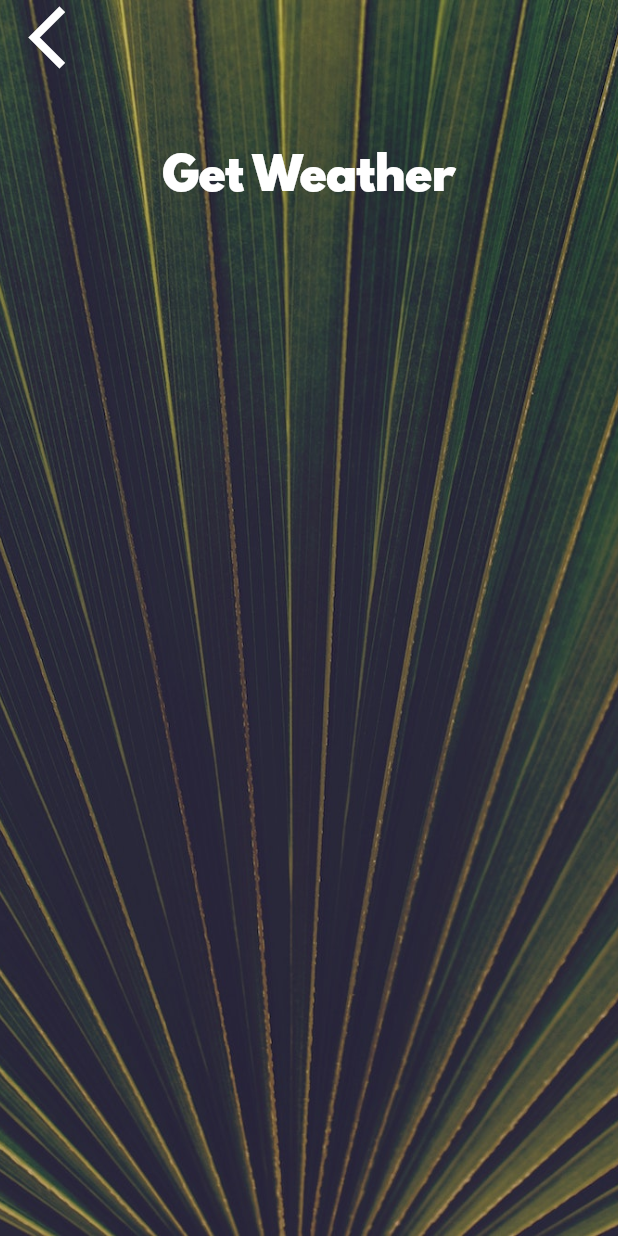
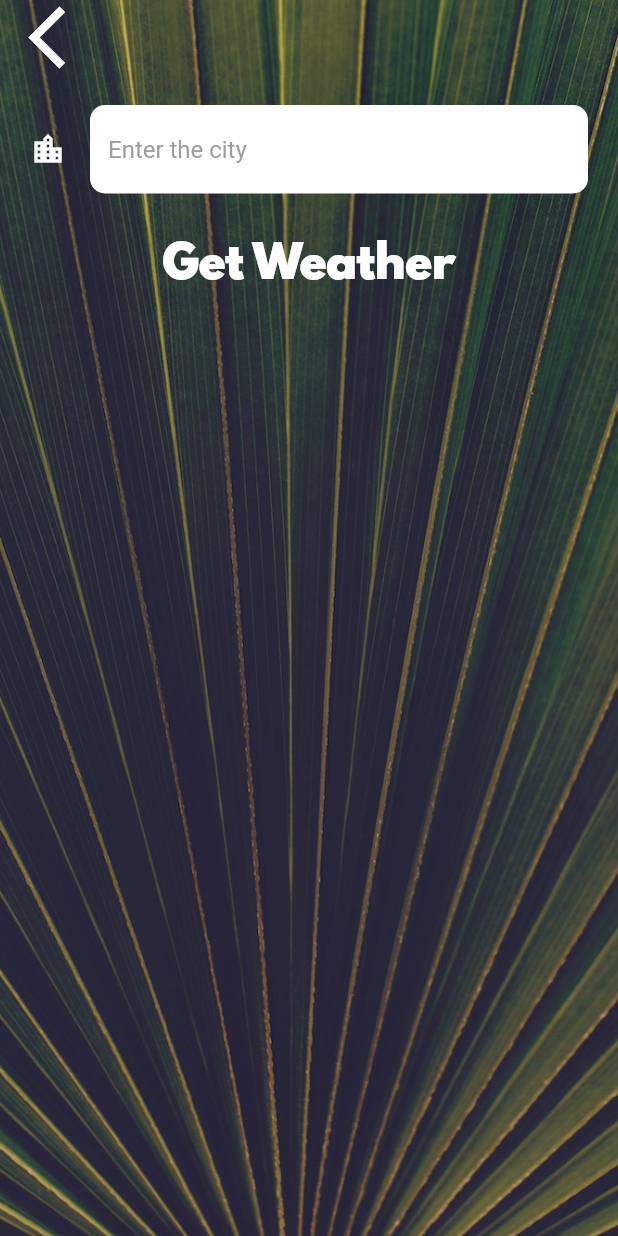
Before and after one commit to sabanansari/Clima, a Flutter app: the CityScreen screen opened directly, on a phone screen of 412 x 824 dp. Run offline on Flutter 3.47's test engine with Material 2 defaults, Android fonts, the phone set to English and light mode, and no system bars; our stand-ins replace flutter_spinkit, geolocator; network calls fail.

Commit message:
city screen UI created

```diff
--- a/lib/screens/city_screen.dart
+++ b/lib/screens/city_screen.dart
@@ -1,4 +1,5 @@
 import 'package:flutter/material.dart';
+import 'package:get_weather/utilities/constants.dart';
 import 'package:get_weather/utilities/constants.dart';
 
 class CityScreen extends StatefulWidget {
@@ -24,7 +25,9 @@ class _CityScreenState extends State<CityScreen> {
               Align(
                 alignment: Alignment.topLeft,
                 child: FlatButton(
-                  onPressed: () {},
+                  onPressed: () {
+                    Navigator.pop(context);
+                  },
                   child: Icon(
                     Icons.arrow_back_ios,
                     size: 50.0,
@@ -33,7 +36,12 @@ class _CityScreenState extends State<CityScreen> {
               ),
               Container(
                 padding: EdgeInsets.all(20.0),
-                child: null,
+                child: TextField(
+                  style: TextStyle(
+                    color: Colors.black87,
+                  ),
+                  decoration: kInputDecoration,
+                ),
               ),
               FlatButton(
                 onPressed: () {},
--- a/lib/utilities/constants.dart
+++ b/lib/utilities/constants.dart
@@ -15,3 +15,19 @@ const kButtonTextStyle = TextStyle(
   fontSize: 30.0,
   fontFamily: 'Spartan MB',
 );
+
+const kInputDecoration = InputDecoration(
+    hintText: 'Enter the city',
+    hintStyle: TextStyle(
+      color: Colors.grey,
+    ),
+    filled: true,
+    fillColor: Colors.white,
+    icon: Icon(
+      Icons.location_city,
+      color: Colors.white,
+    ),
+    border: OutlineInputBorder(
+      borderRadius: BorderRadius.all(Radius.circular(10.0)),
+      borderSide: BorderSide.none,
+    ));
```
Also changed, not shown: lib/screens/loading_screen.dart (+2 -15 lines), lib/screens/location_screen.dart (+33 -9 lines), lib/services/weather.dart (+53 -0 lines).
